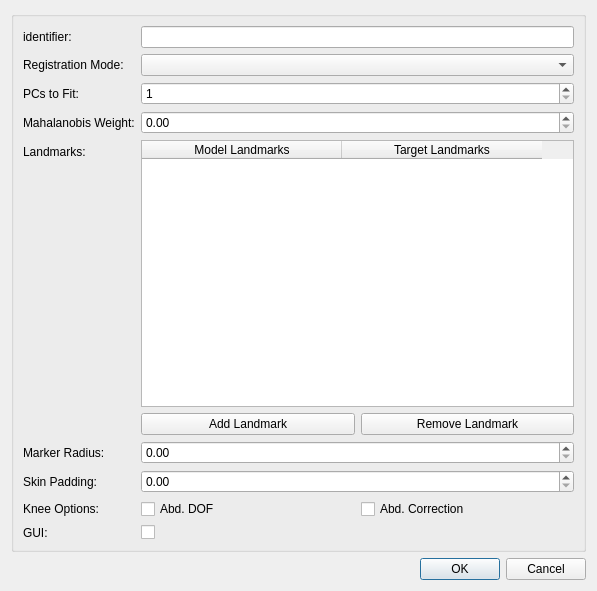
mapclient-plugins/fieldworklowerlimb2sidegenerationstep, file mapclientplugins/fieldworklowerlimb2sidegenerationstep/qt/configuredialog.ui: the form before one commit.
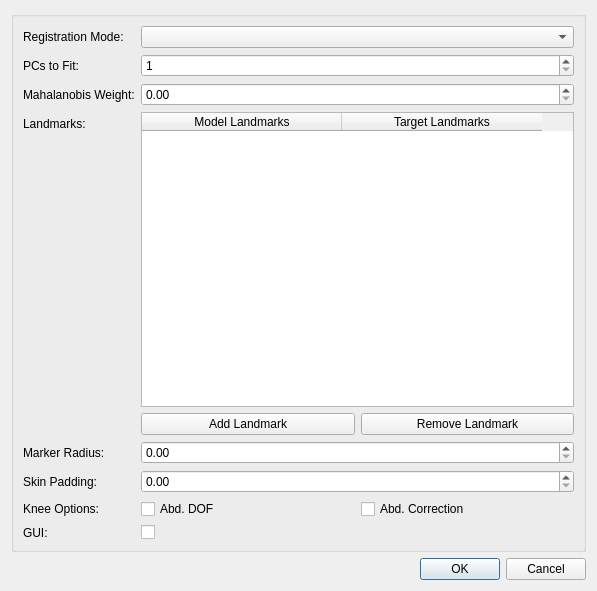
The form after the commit.

Commit message:
Remove "identifier" attribute from configuration.
Identifiers are now automatically generated by the MAP Client.

```diff
--- a/mapclientplugins/fieldworklowerlimb2sidegenerationstep/qt/configuredialog.ui
+++ b/mapclientplugins/fieldworklowerlimb2sidegenerationstep/qt/configuredialog.ui
@@ -30,33 +30,23 @@
        <enum>QFormLayout::AllNonFixedFieldsGrow</enum>
       </property>
       <item row="0" column="0">
-       <widget class="QLabel" name="label0">
-        <property name="text">
-         <string>identifier:  </string>
-        </property>
-       </widget>
-      </item>
-      <item row="0" column="1">
-       <widget class="QLineEdit" name="lineEdit_id"/>
-      </item>
-      <item row="1" column="0">
        <widget class="QLabel" name="label1">
         <property name="text">
          <string>Registration Mode:</string>
         </property>
        </widget>
       </item>
-      <item row="1" column="1">
+      <item row="0" column="1">
        <widget class="QComboBox" name="comboBox_regmode"/>
       </item>
-      <item row="2" column="0">
+      <item row="1" column="0">
        <widget class="QLabel" name="label">
         <property name="text">
          <string>PCs to Fit:</string>
         </property>
        </widget>
       </item>
-      <item row="2" column="1">
+      <item row="1" column="1">
        <widget class="QSpinBox" name="spinBox_pcsToFit">
         <property name="minimum">
          <number>1</number>
@@ -66,28 +56,28 @@
         </property>
        </widget>
       </item>
-      <item row="3" column="0">
+      <item row="2" column="0">
        <widget class="QLabel" name="label_2">
         <property name="text">
          <string>Mahalanobis Weight:</string>
         </property>
        </widget>
       </item>
-      <item row="3" column="1">
+      <item row="2" column="1">
        <widget class="QDoubleSpinBox" name="doubleSpinBox_mWeight">
         <property name="singleStep">
          <double>0.100000000000000</double>
         </property>
        </widget>
       </item>
-      <item row="4" column="0">
+      <item row="3" column="0">
        <widget class="QLabel" name="label_3">
         <property name="text">
          <string>Landmarks:</string>
         </property>
        </widget>
       </item>
-      <item row="4" column="1">
+      <item row="3" column="1">
        <layout class="QVBoxLayout" name="verticalLayout">
         <item>
          <widget class="QTableWidget" name="tableWidgetLandmarks">
```
Left out of the diff: 23 changed lines with no effect on the pictures. The commit also changes 3 other files.
